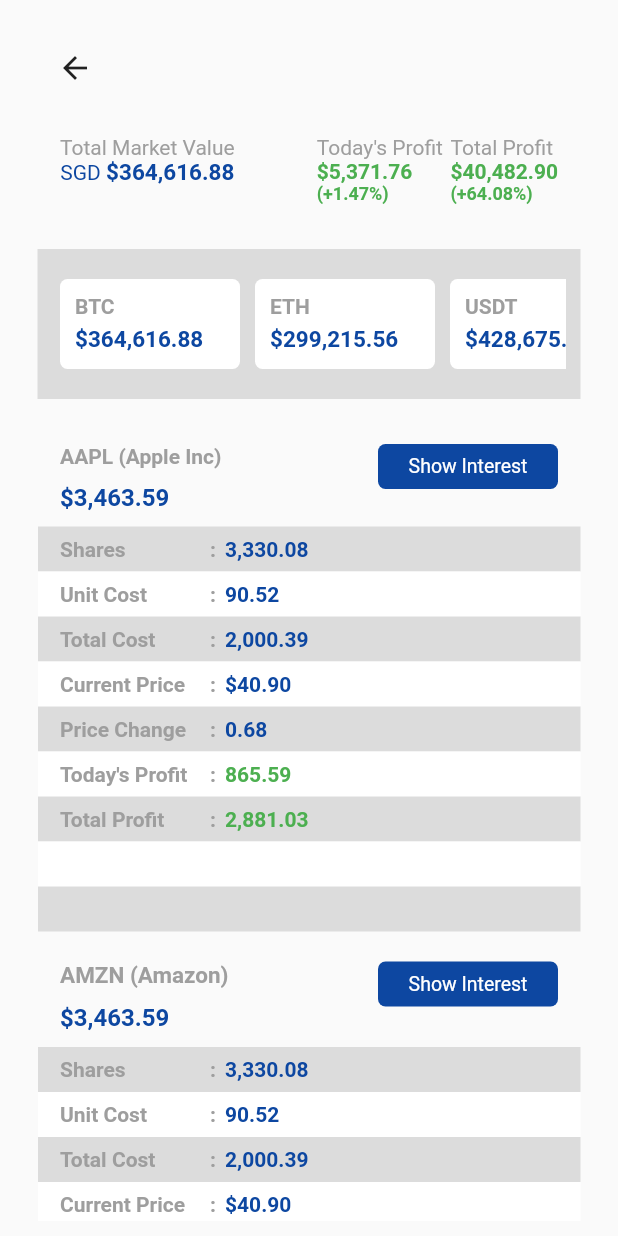
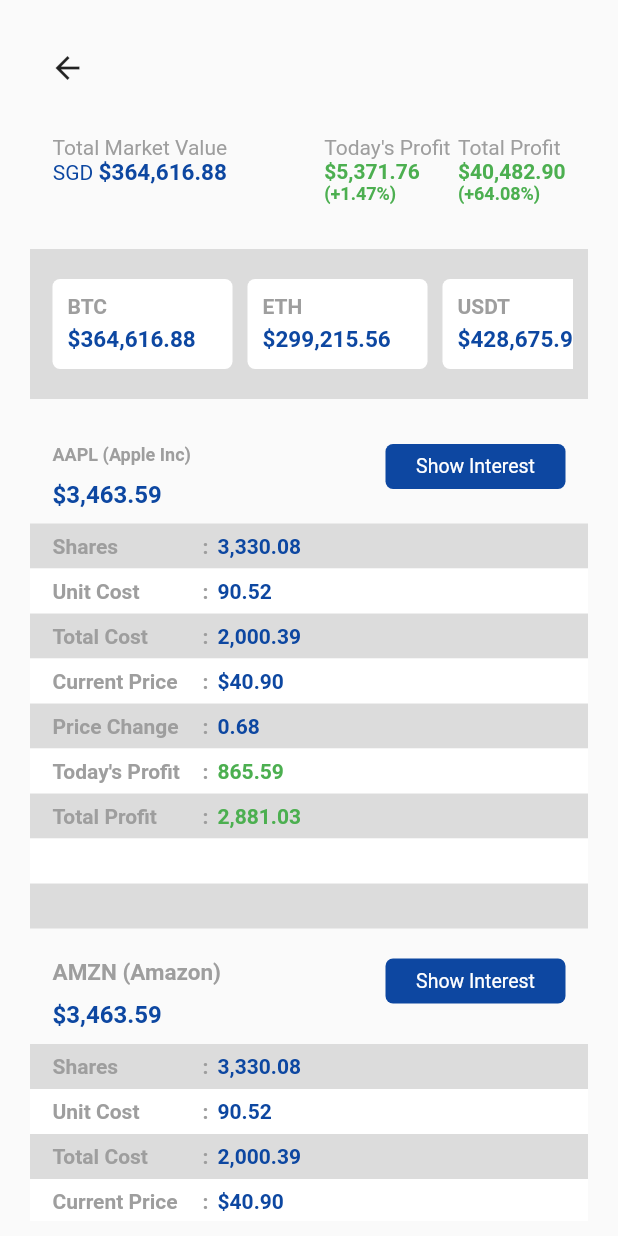
Before and after one commit to Tedrick10/exchange_ui, a Flutter app: the PorfoliosDetailsPage screen opened directly with empty values, on a phone screen of 412 x 824 dp. Run offline on Flutter 3.47's test engine with Material 2 defaults, Android fonts, the light colour scheme and no system bars; our stand-ins replace carousel_indicator, fl_chart, persistent_bottom_nav_bar; missing offline and left inert: d_chart, flutter_advanced_segment.

Commit message:
Updated a little bit in Porfolios Section.

```diff
--- a/lib/views/pages/porfolios/porfolios_details_page.dart
+++ b/lib/views/pages/porfolios/porfolios_details_page.dart
@@ -24,7 +24,7 @@ class PorfoliosDetailsPage extends StatelessWidget {
       body: SafeArea(
         child: Padding(
           padding: const EdgeInsets.symmetric(
-            horizontal: 25.0,
+            horizontal: 20.0,
             vertical: 10.0,
           ),
           child: Column(
--- a/lib/views/widgets/dashboard/cashflow_chart_widget.dart
+++ b/lib/views/widgets/dashboard/cashflow_chart_widget.dart
@@ -97,10 +97,6 @@ class _CashflowChartWidgetState extends State<CashflowChartWidget> {
   // Build: Override Class Method
   @override
   Widget build(BuildContext context) {
-    // Debugging
-    print("----- Device Screen Width -----");
-    print(MediaQuery.of(context).size.width);
-
     // Final: Method Properties
     final double screenWidth = MediaQuery.of(context).size.width;
 
--- a/lib/views/widgets/porfolios/porfolios_details_list_widget.dart
+++ b/lib/views/widgets/porfolios/porfolios_details_list_widget.dart
@@ -48,7 +48,7 @@ class _PorfoliosDetailsListWidgetState
                       widget.title,
                       style: TextStyle(
                         color: Colors.grey,
-                        fontSize: (widget.title.length > 15) ? 14 : 15,
+                        fontSize: (widget.title.length > 15) ? 12 : 15,
                         fontWeight: FontWeight.bold,
                       ),
                     ),
```
